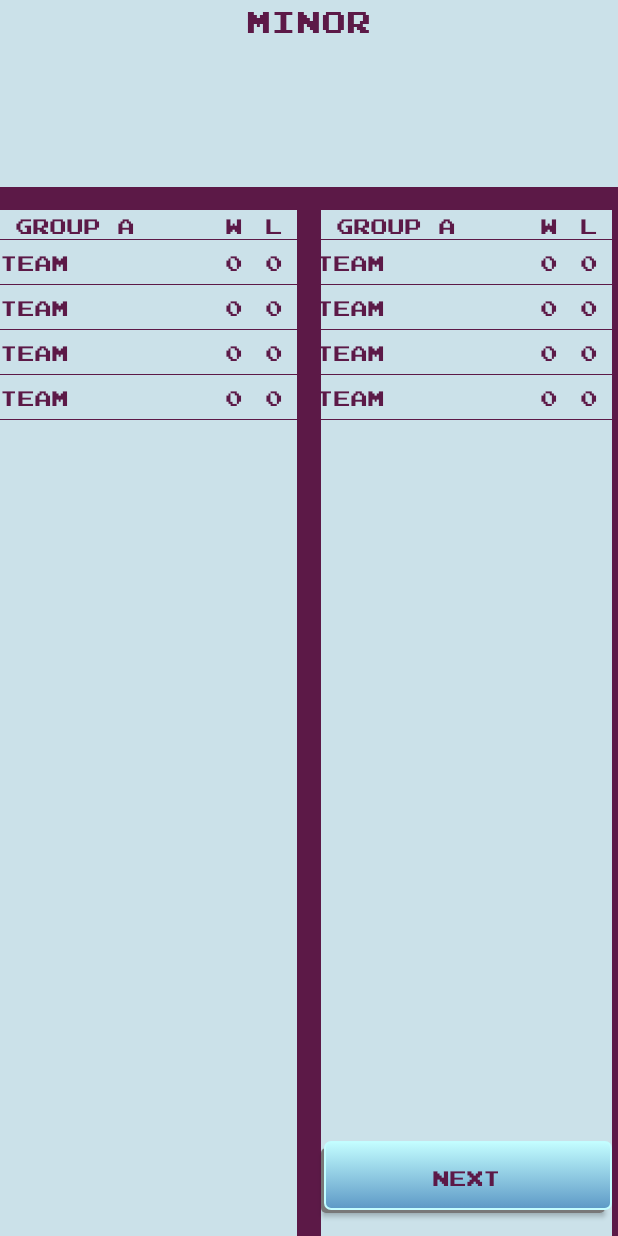
After one commit to Miklesam/ProjectTiger, an Android app: the layout fragment_minor.xml on its own in the app's theme, with its tools: preview values and no code run, on a phone screen of 412 x 824 dp. The commit adds this screen. Run offline under Robolectric (Android 15) with nearby library versions, the phone set to English and light mode, and no system bars.

Commit message:
minor group flow

```diff
--- a/app/src/main/java/com/miklesam/dotamanager/MainActivity.kt
+++ b/app/src/main/java/com/miklesam/dotamanager/MainActivity.kt
@@ -21,6 +21,7 @@ import com.miklesam.dotamanager.ui.closedquali.ClosedRepository
 import com.miklesam.dotamanager.ui.game.FragmentGame
 import com.miklesam.dotamanager.ui.market.FragmentMarket
 import com.miklesam.dotamanager.ui.minorquali.MinorQuali
+import com.miklesam.dotamanager.ui.minortournament.Minor
 import com.miklesam.dotamanager.ui.pickstage.PickStage
 import com.miklesam.dotamanager.ui.plainingstage.PlainingStage
 import com.miklesam.dotamanager.ui.practice.FragmentPractice
@@ -162,7 +163,9 @@ class MainActivity : AppCompatActivity(), FragmentMenu.MenuListener, FragmentLob
 
     private fun showTeam() {
         //replaceFragmentFromBottomToTop(FragmentTeam())
-        replaceFragmentFromBottomToTop(MinorQuali())
+        //replaceFragmentFromBottomToTop(MinorQuali())
+        replaceFragment(Minor())
+
     }
 
     private fun mediaTrainning() {
--- /dev/null
+++ b/app/src/main/res/layout/fragment_minor.xml
@@ -0,0 +1,111 @@
+<androidx.constraintlayout.widget.ConstraintLayout xmlns:android="http://schemas.android.com/apk/res/android"
+    xmlns:app="http://schemas.android.com/apk/res-auto"
+    android:layout_width="match_parent"
+    android:layout_height="match_parent"
+    android:background="@color/colorAccent">
+
+
+    <LinearLayout
+        android:layout_width="0dp"
+        android:layout_height="0dp"
+        android:background="@color/fon"
+        android:orientation="vertical"
+        app:layout_constraintStart_toStartOf="parent"
+        app:layout_constraintEnd_toEndOf="parent"
+        app:layout_constraintTop_toTopOf="parent"
+        android:layout_marginBottom="15dp"
+        app:layout_constraintBottom_toBottomOf="@+id/horizontal10">
+
+        <TextView
+            android:layout_width="wrap_content"
+            android:layout_height="wrap_content"
+            android:layout_gravity="center"
+            android:id="@+id/tourName"
+            android:text="Minor"
+            android:textColor="@color/colorAccent"
+            android:textSize="20sp" />
+        <TextView
+            android:layout_width="wrap_content"
+            android:layout_height="wrap_content"
+            android:id="@+id/closedDay"
+            android:textColor="@color/colorAccent"
+            android:textSize="15sp"
+            android:layout_gravity="center"/>
+
+    </LinearLayout>
+
+    <androidx.constraintlayout.widget.Guideline
+        android:layout_width="0dp"
+        android:layout_height="0dp"
+        android:orientation="horizontal"
+        android:id="@+id/horizontal10"
+        app:layout_constraintGuide_percent="0.17" />
+
+    <androidx.constraintlayout.widget.Guideline
+        android:layout_width="0dp"
+        android:layout_height="0dp"
+        android:orientation="vertical"
+        android:id="@+id/vertical48"
+        app:layout_constraintGuide_percent="0.48" />
+
+    <androidx.constraintlayout.widget.Guideline
+        android:layout_width="0dp"
+        android:layout_height="0dp"
+        android:orientation="vertical"
+        android:id="@+id/vertical53"
+        app:layout_constraintGuide_percent="0.52" />
+
+    <androidx.constraintlayout.widget.Guideline
+        android:layout_width="0dp"
+        android:layout_height="0dp"
+        android:orientation="vertical"
+        android:id="@+id/vertival99"
+        app:layout_constraintGuide_percent="0.99" />
+
+    <include
+        android:id="@+id/groupLayoutA"
+        android:layout_width="0dp"
+        android:layout_height="0dp"
+        layout="@layout/minor_group_stage_layout"
+        app:layout_constraintTop_toTopOf="@+id/horizontal10"
+        app:layout_constraintStart_toStartOf="parent"
+        app:layout_constraintBottom_toBottomOf="parent"
+        app:layout_constraintEnd_toEndOf="@+id/vertical48"/>
+
+    <include
+        android:id="@+id/groupLayoutB"
+        android:layout_width="0dp"
+        android:layout_height="0dp"
+        layout="@layout/minor_group_stage_layout"
+        app:layout_constraintTop_toTopOf="@+id/horizontal10"
+        app:layout_constraintStart_toStartOf="@id/vertical53"
+        app:layout_constraintBottom_toBottomOf="parent"
+        app:layout_constraintEnd_toEndOf="@+id/vertival99"/>
+
+
+
+    <androidx.appcompat.widget.AppCompatButton
+        android:id="@+id/playGame"
+        android:layout_width="0dp"
+        android:layout_height="wrap_content"
+        android:background="@drawable/button_selector"
+        android:text="Next"
+        android:textSize="14sp"
+        android:theme="@style/ButtonSwitchColor"
+        app:layout_constraintBottom_toBottomOf="parent"
+        app:layout_constraintLeft_toLeftOf="@+id/vertical53"
+        android:layout_marginBottom="15dp"
+        app:layout_constraintRight_toRightOf="@+id/vertival99" />
+
+
+    <include
+        android:visibility="gone"
+        android:id="@+id/playoff"
+        layout="@layout/closed_playoff_layout"
+        app:layout_constraintStart_toStartOf="parent"
+        app:layout_constraintTop_toTopOf="parent"
+        app:layout_constraintEnd_toEndOf="parent"
+        app:layout_constraintBottom_toBottomOf="parent"/>
+
+
+</androidx.constraintlayout.widget.ConstraintLayout>
--- /dev/null
+++ b/app/src/main/res/layout/minor_group_stage_layout.xml
@@ -0,0 +1,109 @@
+<?xml version="1.0" encoding="utf-8"?>
+<androidx.constraintlayout.widget.ConstraintLayout xmlns:android="http://schemas.android.com/apk/res/android"
+    xmlns:app="http://schemas.android.com/apk/res-auto"
+    android:layout_width="match_parent"
+    android:layout_height="match_parent"
+    android:background="@color/fon"
+    android:orientation="vertical">
+
+    <TextView
+        android:id="@+id/groupA"
+        android:layout_width="wrap_content"
+        android:layout_height="wrap_content"
+        android:layout_marginStart="10dp"
+        android:text="Group A"
+        android:textColor="@color/colorAccent"
+        app:layout_constraintStart_toStartOf="parent"
+        app:layout_constraintTop_toTopOf="parent" />
+
+
+    <TextView
+        android:id="@+id/LosesA"
+        android:layout_width="wrap_content"
+        android:layout_height="wrap_content"
+        android:layout_marginEnd="10dp"
+        android:text="L"
+        android:textColor="@color/colorAccent"
+        app:layout_constraintEnd_toEndOf="parent"
+        app:layout_constraintTop_toTopOf="parent" />
+
+    <TextView
+        android:id="@+id/WinA"
+        android:layout_width="wrap_content"
+        android:layout_height="wrap_content"
+        android:layout_marginEnd="15dp"
+        android:text="W"
+        android:textColor="@color/colorAccent"
+        app:layout_constraintEnd_toStartOf="@+id/LosesA"
+        app:layout_constraintTop_toTopOf="parent" />
+
+    <include
+        android:id="@+id/group1"
+        layout="@layout/team_in_group_layout"
+        android:layout_width="0dp"
+        android:layout_height="wrap_content"
+        app:layout_constraintEnd_toEndOf="parent"
+        app:layout_constraintStart_toStartOf="parent"
+        app:layout_constraintTop_toBottomOf="@+id/groupA" />
+
+    <include
+        android:id="@+id/group2"
+        layout="@layout/team_in_group_layout"
+        android:layout_width="0dp"
+        android:layout_height="wrap_content"
+        app:layout_constraintEnd_toEndOf="parent"
+        app:layout_constraintStart_toStartOf="parent"
+        app:layout_constraintTop_toBottomOf="@+id/group1" />
+
+    <include
+        android:id="@+id/group3"
+        layout="@layout/team_in_group_layout"
+        android:layout_width="0dp"
+        android:layout_height="wrap_content"
+        app:layout_constraintEnd_toEndOf="parent"
+        app:layout_constraintStart_toStartOf="parent"
+        app:layout_constraintTop_toBottomOf="@+id/group2" />
+
+    <include
+        android:id="@+id/group4"
+        layout="@layout/team_in_group_layout"
+        android:layout_width="0dp"
+        android:layout_height="wrap_content"
+        app:layout_constraintEnd_toEndOf="parent"
+        app:layout_constraintStart_toStartOf="parent"
+        app:layout_constraintTop_toBottomOf="@+id/group3" />
+
+
+
+    <View
+        android:layout_width="match_parent"
+        android:layout_height="0.5dp"
+        android:background="@color/colorAccent"
+        app:layout_constraintTop_toBottomOf="@+id/group1" />
+
+    <View
+        android:layout_width="match_parent"
+        android:layout_height="0.5dp"
+        android:background="@color/colorAccent"
+        app:layout_constraintTop_toBottomOf="@+id/group2" />
+
+    <View
+        android:layout_width="match_parent"
+        android:layout_height="0.5dp"
+        android:background="@color/colorAccent"
+        app:layout_constraintTop_toBottomOf="@+id/group3" />
+
+    <View
+        android:layout_width="match_parent"
+        android:layout_height="0.5dp"
+        android:background="@color/colorAccent"
+        app:layout_constraintTop_toBottomOf="@+id/group4" />
+
+
+    <View
+        android:layout_width="match_parent"
+        android:layout_height="0.5dp"
+        android:background="@color/colorAccent"
+        app:layout_constraintTop_toBottomOf="@+id/groupA" />
+
+</androidx.constraintlayout.widget.ConstraintLayout>
```
Also changed, not shown: app/src/main/java/com/miklesam/dotamanager/ui/minortournament/Minor.kt (added, +191 -0 lines), app/src/main/java/com/miklesam/dotamanager/ui/minortournament/MinorVM.kt (added, +29 -0 lines).
